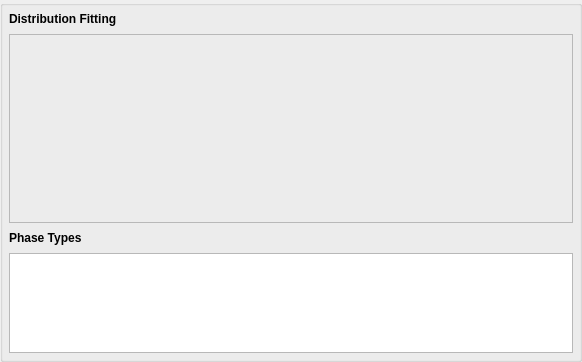
Old version of the form Source/FilterWidgets/DREAM3DLib/StatisticsFiltersWidgets/QGenerateEnsembleStatisticsWidget.ui in the repository BlueQuartzSoftware/DREAM3D.
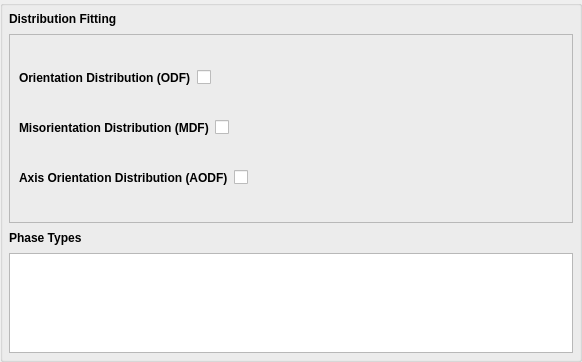
New version of the form. Custom widgets are drawn as their Qt base class.

Commit message: finishing generate ensemble statistics filter

Diff of the .ui file:
```diff
--- a/Source/FilterWidgets/DREAM3DLib/StatisticsFiltersWidgets/QGenerateEnsembleStatisticsWidget.ui
+++ b/Source/FilterWidgets/DREAM3DLib/StatisticsFiltersWidgets/QGenerateEnsembleStatisticsWidget.ui
@@ -41,7 +41,122 @@
      <property name="frameShape">
       <enum>QFrame::StyledPanel</enum>
      </property>
-     <layout class="QVBoxLayout" name="distributionTypeLayout"/>
+     <layout class="QVBoxLayout" name="distributionTypeLayout">
+      <item>
+       <layout class="QHBoxLayout" name="horizontalLayout">
+        <item>
+         <widget class="QLabel" name="label_3">
+          <property name="styleSheet">
+           <string notr="true">QLabel {
+font-weight: bold;
+font-size: 12px;
+}</string>
+          </property>
+          <property name="text">
+           <string>Orientation Distribution (ODF)</string>
+          </property>
+         </widget>
+        </item>
+        <item>
+         <widget class="QCheckBox" name="m_ODFWidget">
+          <property name="text">
+           <string/>
+          </property>
+         </widget>
+        </item>
+        <item>
+         <spacer name="horizontalSpacer">
+          <property name="orientation">
+           <enum>Qt::Horizontal</enum>
+          </property>
+          <property name="sizeHint" stdset="0">
+           <size>
+            <width>40</width>
+            <height>20</height>
+           </size>
+          </property>
+         </spacer>
+        </item>
+       </layout>
+      </item>
+      <item>
+       <layout class="QHBoxLayout" name="horizontalLayout_2">
+        <item>
+         <widget class="QLabel" name="label_4">
+          <property name="styleSheet">
+           <string notr="true">QLabel {
+font-weight: bold;
+font-size: 12px;
+}</string>
+          </property>
+          <property name="frameShape">
+           <enum>QFrame::NoFrame</enum>
+          </property>
+          <property name="text">
+           <string>Misorientation Distribution (MDF)</string>
+          </property>
+         </widget>
+        </item>
+        <item>
+         <widget class="QCheckBox" name="m_MDFWidget">
+          <property name="text">
+           <string/>
+          </property>
+         </widget>
+        </item>
+        <item>
+         <spacer name="horizontalSpacer_2">
+          <property name="orientation">
+           <enum>Qt::Horizontal</enum>
+          </property>
+          <property name="sizeHint" stdset="0">
+           <size>
+            <width>40</width>
+            <height>20</height>
+           </size>
+          </property>
+         </spacer>
+        </item>
+       </layout>
+      </item>
+      <item>
+       <layout class="QHBoxLayout" name="horizontalLayout_3">
+        <item>
+         <widget class="QLabel" name="label_5">
+          <property name="styleSheet">
+           <string notr="true">QLabel {
+font-weight: bold;
+font-size: 12px;
+}</string>
+          </property>
+          <property name="text">
+           <string>Axis Orientation Distribution (AODF)</string>
+          </property>
+         </widget>
+        </item>
+        <item>
+         <widget class="QCheckBox" name="m_AxisODFWidget">
+          <property name="text">
+           <string/>
+          </property>
+         </widget>
+        </item>
+        <item>
+         <spacer name="horizontalSpacer_3">
+          <property name="orientation">
+           <enum>Qt::Horizontal</enum>
+          </property>
+          <property name="sizeHint" stdset="0">
+           <size>
+            <width>40</width>
+            <height>20</height>
+           </size>
+          </property>
+         </spacer>
+        </item>
+       </layout>
+      </item>
+     </layout>
     </widget>
    </item>
    <item>
```
The commit also changes 13 other files.
